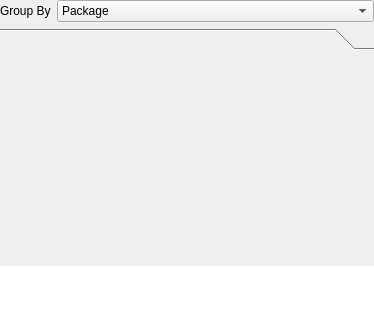
Old version of the form Include/icmpstr/CPackageOverviewComp.ui in the repository ImagingTools/Acf; both pictures show x 0 to 374 and y 0 to 320 of the 374 by 595 pixel window.
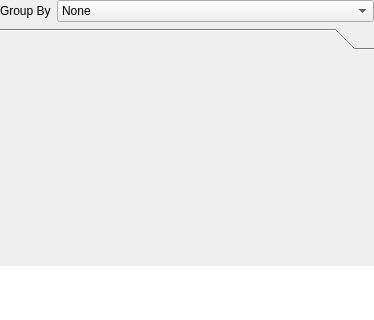
New version of the form.

The edit to the form file:
```diff
--- a/Include/icmpstr/CPackageOverviewComp.ui
+++ b/Include/icmpstr/CPackageOverviewComp.ui
@@ -35,7 +35,7 @@
      <item>
       <widget class="QComboBox" name="GroupByCB">
        <property name="currentIndex">
-        <number>1</number>
+        <number>0</number>
        </property>
        <item>
         <property name="text">
```
Left out of the diff: 10 changed lines with no effect on the pictures.
